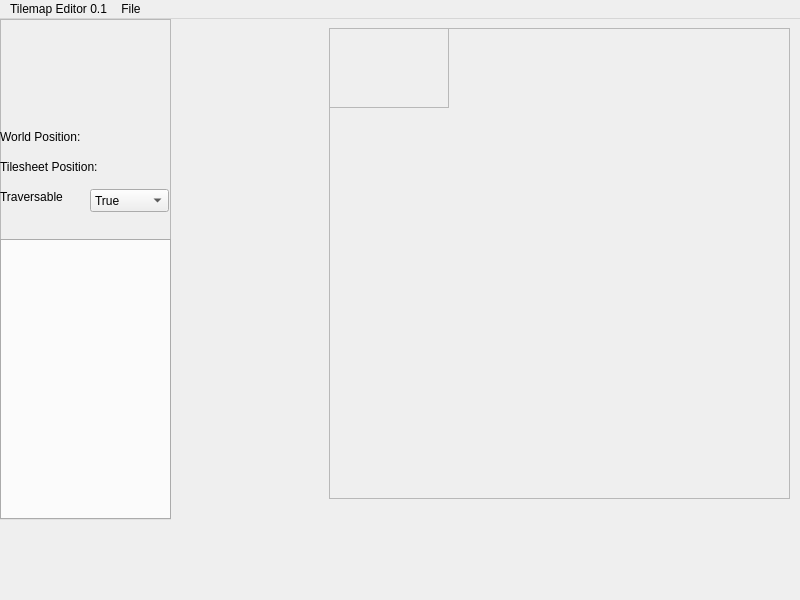
First picture: the form in tme-1/tme-1/mainwindow.ui, repository johnmarinelli/qt-projects, before the edit.
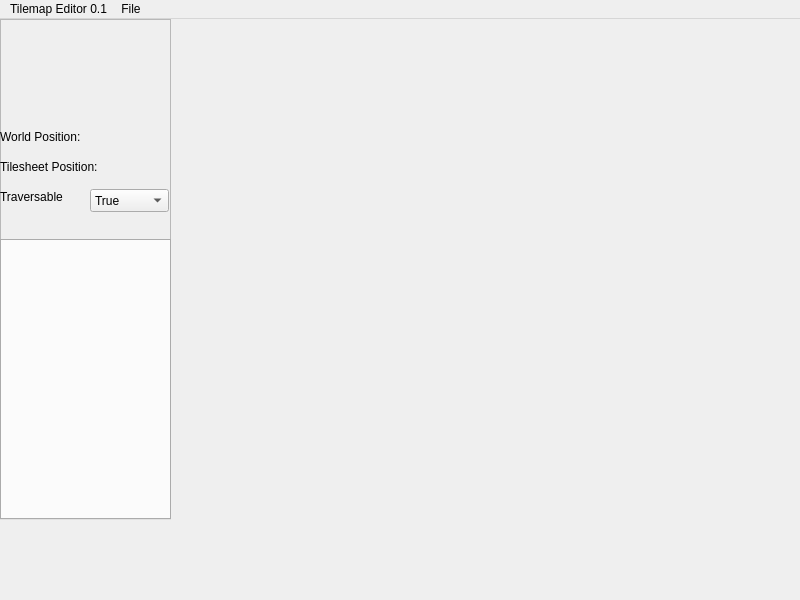
Second picture: the form after the edit.

The edit to the form file:
```diff
--- a/tme-1/tme-1/mainwindow.ui
+++ b/tme-1/tme-1/mainwindow.ui
@@ -14,45 +14,6 @@
    <string>MainWindow</string>
   </property>
   <widget class="QWidget" name="centralwidget">
-   <widget class="QFrame" name="SFMLFrame">
-    <property name="geometry">
-     <rect>
-      <x>329</x>
-      <y>9</y>
-      <width>461</width>
-      <height>471</height>
-     </rect>
-    </property>
-    <property name="frameShape">
-     <enum>QFrame::StyledPanel</enum>
-    </property>
-    <property name="frameShadow">
-     <enum>QFrame::Raised</enum>
-    </property>
-    <widget class="QScrollArea" name="canvasScrollArea">
-     <property name="geometry">
-      <rect>
-       <x>0</x>
-       <y>0</y>
-       <width>120</width>
-       <height>80</height>
-      </rect>
-     </property>
-     <property name="widgetResizable">
-      <bool>true</bool>
-     </property>
-     <widget class="QWidget" name="canvasScrollAreaWidgetContents">
-      <property name="geometry">
-       <rect>
-        <x>0</x>
-        <y>0</y>
-        <width>118</width>
-        <height>78</height>
-       </rect>
-      </property>
-     </widget>
-    </widget>
-   </widget>
    <widget class="QFrame" name="currentTileFrame">
     <property name="geometry">
      <rect>
```
